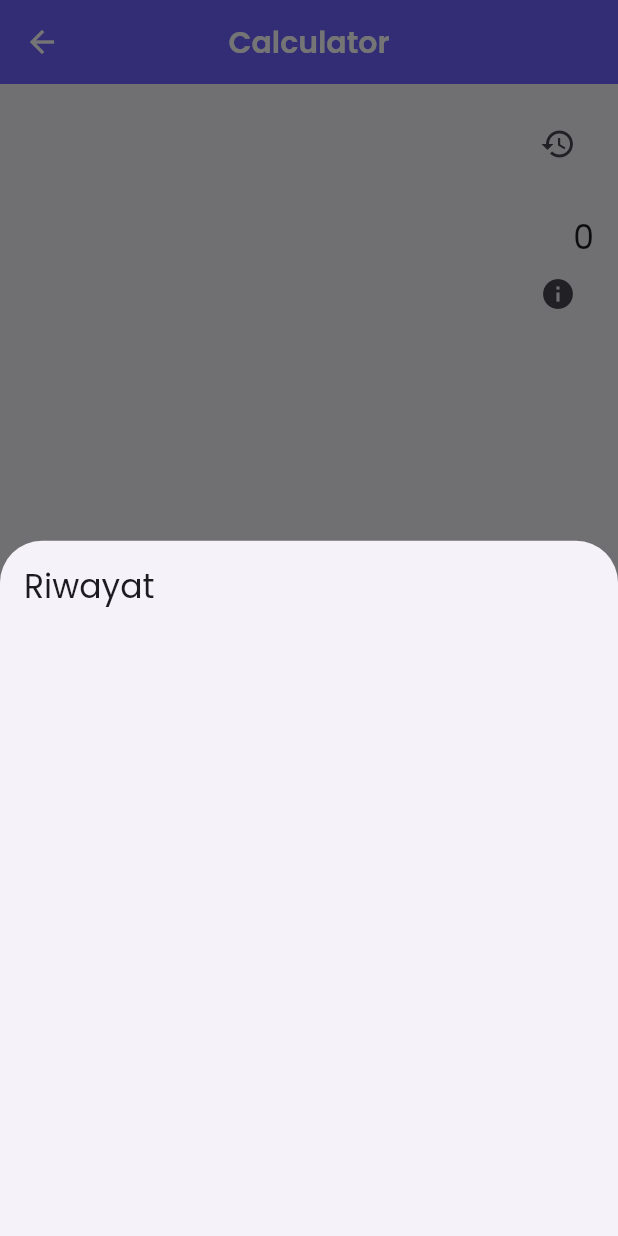
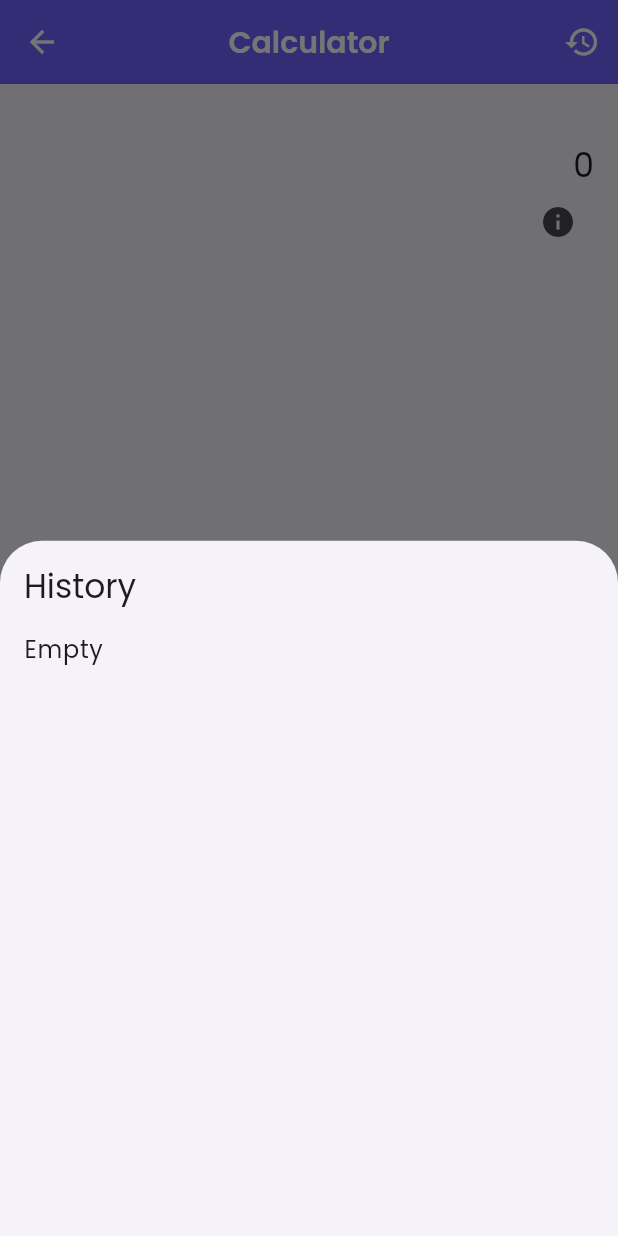
Before and after one commit to rahadityaputra/proyek_mobile, a Flutter app: the CalculatorScreen screen opened by its route, after a tap on the "history" icon, on a phone screen of 412 x 824 dp. Run offline on Flutter 3.47's test engine with Material 3 defaults, Android fonts, the phone set to English and light mode, and no system bars; our stand-ins replace google_fonts, hugeicons.

Commit message:
fix: calculator ui

```diff
--- a/lib/data/user_data.dart
+++ b/lib/data/user_data.dart
@@ -5,4 +5,5 @@ const List<User> userData = [
   User(username: 'rahadi', password: '12345', fullname: 'Rahadi Putra'),
   User(username: 'putra', password: 'qwerty', fullname: 'Putra Aditya'),
   User(username: 'guest', password: 'guest', fullname: 'Guest User'),
+  User(username: 'levi', password: '127', fullname: 'Levi Rizki Saputra')
 ];
--- a/lib/screen/calculator_screen.dart
+++ b/lib/screen/calculator_screen.dart
@@ -212,7 +212,7 @@ class _CalculatorScreenState extends State<CalculatorScreen> {
         : number % 2 == 0
         ? "Genap"
         : "Ganjil";
-    final prima = number % 1 != 0
+    final prima = number % 1 != 0 || number < 1
         ? Future.value(false)
         : compute(_isPrime, number.toInt());
     showDialog(
@@ -274,36 +274,68 @@ class _CalculatorScreenState extends State<CalculatorScreen> {
   Widget build(BuildContext context) {
     final isMobile = MediaQuery.sizeOf(context).width <= 768;
     return Scaffold(
-      appBar: AppBar(title: const Text('Calculator')),
-      body: isMobile
-          ? _buildMainView(context, true)
+      appBar: AppBar(
+        title: const Text('Calculator'),
+        actions: isMobile
+            ? [
+                IconButton(
+                  onPressed: _showHistorySheet,
+                  icon: Icon(Icons.history),
+                ),
+              ]
+            : [],
+      ),
+      body: SafeArea(
+        child: isMobile
+            ? _buildMainView(context)
             : Row(
                 crossAxisAlignment: CrossAxisAlignment.stretch,
                 children: [
                   ConstrainedBox(
                     constraints: BoxConstraints(maxWidth: 480),
-                  child: _buildMainView(context, false),
+                    child: _buildMainView(context),
                   ),
                   Flexible(child: _buildHistoryList(context, false)),
                 ],
+              ),
       ),
     );
   }
 
   Column _buildHistoryList(BuildContext context, bool isBottomSheet) {
     return Column(
-      crossAxisAlignment: CrossAxisAlignment.start,
+      crossAxisAlignment: CrossAxisAlignment.stretch,
       children: [
         Padding(
           padding: const EdgeInsets.all(16.0),
-          child: Text("Riwayat", style: Theme.of(context).textTheme.titleLarge),
+          child: Text("History", style: Theme.of(context).textTheme.titleLarge),
         ),
         Expanded(
-          child: ListView.builder(
+          child: _histories.length == 0
+              ? Padding(
+                  padding: const EdgeInsets.symmetric(horizontal: 16.0),
+                  child: Text(
+                    "Empty",
+                    style: Theme.of(context).textTheme.bodyLarge,
+                  ),
+                )
+              : ListView.builder(
                   itemCount: _histories.length,
                   itemBuilder: (context, index) {
                     final item = _histories[index];
+                    return _buildHistoryItem(item, isBottomSheet, context);
+                  },
+                ),
+        ),
+      ],
+    );
+  }
 
+  Column _buildHistoryItem(
+    HistoryItem item,
+    bool isBottomSheet,
+    BuildContext context,
+  ) {
     return Column(
       crossAxisAlignment: CrossAxisAlignment.stretch,
       children: [
@@ -336,41 +368,30 @@ class _CalculatorScreenState extends State<CalculatorScreen> {
         Divider(height: 0),
       ],
     );
-            },
-          ),
-        ),
-      ],
-    );
   }
 
-  Column _buildMainView(BuildContext context, bool showHistoryButton) {
-    final secondaryColor = Theme.of(context).colorScheme.surfaceContainer;
+  Column _buildMainView(BuildContext context) {
+    final secondaryColor = Colors.grey[700];
     return Column(
       crossAxisAlignment: CrossAxisAlignment.stretch,
       children: [
-        Flexible(
-          child: Container(
-            constraints: BoxConstraints(minHeight: 160),
-            child: Padding(
+        Padding(
           padding: const EdgeInsets.all(16.0),
           child: Column(
             crossAxisAlignment: CrossAxisAlignment.end,
             children: [
-                  ...(showHistoryButton
-                      ? [
-                          IconButton(
-                            onPressed: _showHistorySheet,
-                            icon: Icon(Icons.history),
-                          ),
-                        ]
-                      : []),
-                  Text(
+              SingleChildScrollView(
+                child: Text(
                   _stackPreview,
                   style: Theme.of(context).textTheme.bodyLarge,
                 ),
-                  Text(
+              ),
+              SingleChildScrollView(
+                scrollDirection: Axis.horizontal,
+                child: Text(
                   _currentNumberText,
                   style: Theme.of(context).textTheme.titleLarge,
+                ),
               ),
               IconButton(
                 onPressed: _showInfoDialog,
@@ -379,28 +400,29 @@ class _CalculatorScreenState extends State<CalculatorScreen> {
             ],
           ),
         ),
-          ),
-        ),
-        ConstrainedBox(
-          constraints: BoxConstraints(maxHeight: 320),
+        Expanded(
+          flex: 10,
           child: Column(
+            mainAxisSize: MainAxisSize.min,
+            mainAxisAlignment: MainAxisAlignment.end,
             children: [
               _buildGridRow([
                 _buildGridButtonText(
                   "C",
                   onTap: _reset,
                   flex: 2,
-                  color: secondaryColor,
+                  color: Colors.grey[300]
                 ),
                 _buildGridButton(
-                  child: Icon(Icons.backspace),
+                  child: Icon(Icons.backspace, color: Colors.white),
                   onTap: _removeLastChar,
-                  color: secondaryColor,
+                  color: Colors.red,
                 ),
                 _buildGridButtonText(
                   "÷",
                   onTap: () => _setOperator(BinaryOperator.division),
                   color: secondaryColor,
+                  foreground: Colors.white,
                 ),
               ]),
               _buildGridRow([
@@ -411,6 +433,7 @@ class _CalculatorScreenState extends State<CalculatorScreen> {
                   "×",
                   onTap: () => _setOperator(BinaryOperator.multiplication),
                   color: secondaryColor,
+                  foreground: Colors.white,
                 ),
               ]),
               _buildGridRow([
@@ -421,6 +444,7 @@ class _CalculatorScreenState extends State<CalculatorScreen> {
                   "-",
                   onTap: () => _setOperator(BinaryOperator.substraction),
                   color: secondaryColor,
+                  foreground: Colors.white,
                 ),
               ]),
               _buildGridRow([
@@ -431,6 +455,7 @@ class _CalculatorScreenState extends State<CalculatorScreen> {
                   "+",
                   onTap: () => _setOperator(BinaryOperator.addition),
                   color: secondaryColor,
+                  foreground: Colors.white,
                 ),
               ]),
               _buildGridRow([
@@ -440,7 +465,8 @@ class _CalculatorScreenState extends State<CalculatorScreen> {
                 _buildGridButtonText(
                   "=",
                   onTap: _submit,
-                  color: Theme.of(context).colorScheme.primaryContainer,
+                  color: Colors.green,
+                  foreground: Colors.white,
                 ),
               ]),
             ],
@@ -451,10 +477,13 @@ class _CalculatorScreenState extends State<CalculatorScreen> {
   }
 
   Widget _buildGridRow(List<Widget> children) {
-    return Expanded(
+    return Flexible(
+      child: ConstrainedBox(
+        constraints: BoxConstraints(maxHeight: 80),
         child: Row(
           crossAxisAlignment: CrossAxisAlignment.stretch,
           children: children,
+        ),
       ),
     );
   }
@@ -473,12 +502,18 @@ class _CalculatorScreenState extends State<CalculatorScreen> {
     void Function()? onTap,
     int flex = 1,
     Color? color,
+    Color? foreground,
   }) {
     return _buildGridButton(
       onTap: onTap,
       flex: flex,
       color: color,
-      child: Text(text, style: Theme.of(context).textTheme.titleMedium),
+      child: Text(
+        text,
+        style: Theme.of(
+          context,
+        ).textTheme.titleMedium?.copyWith(color: foreground),
+      ),
     );
   }
 
@@ -491,7 +526,7 @@ class _CalculatorScreenState extends State<CalculatorScreen> {
     return Expanded(
       flex: flex,
       child: Card.outlined(
-        color: color ?? Theme.of(context).cardTheme.color,
+        color: color ?? null,
         clipBehavior: Clip.antiAliasWithSaveLayer,
         child: InkWell(
           onTap: onTap,
```
Also changed, not shown: pubspec.lock. Lines whose indentation alone changed are shown as unchanged.
